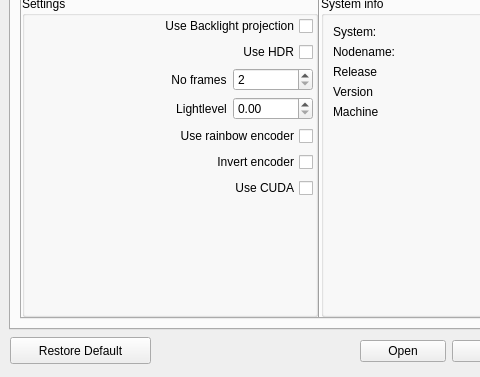
Above: src/VSA/dialogsettings.ui from jellespijker/VisionSoilAnalyzer before the change; both pictures show x 0 to 480 and y 103 to 480 of the 640 by 480 pixel window. Below: the same form after it.
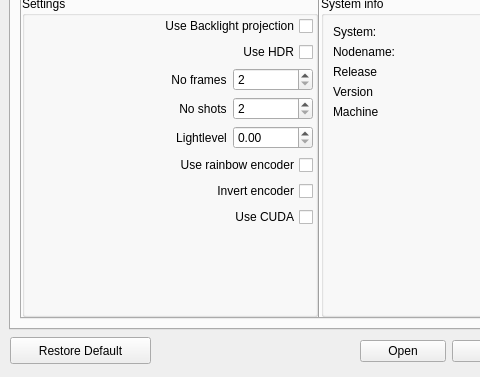
That is the form after the change. The open tabs and pages were chosen to show the change.

```diff
--- a/src/VSA/dialogsettings.ui
+++ b/src/VSA/dialogsettings.ui
@@ -257,6 +257,55 @@
                  </item>
                 </layout>
                </item>
+               <item>
+                <layout class="QHBoxLayout" name="horizontalLayout_19">
+                 <item>
+                  <spacer name="horizontalSpacer_13">
+                   <property name="orientation">
+                    <enum>Qt::Horizontal</enum>
+                   </property>
+                   <property name="sizeHint" stdset="0">
+                    <size>
+                     <width>40</width>
+                     <height>20</height>
+                    </size>
+                   </property>
+                  </spacer>
+                 </item>
+                 <item>
+                  <widget class="QLabel" name="label_nf_2">
+                   <property name="text">
+                    <string>No shots</string>
+                   </property>
+                   <property name="alignment">
+                    <set>Qt::AlignCenter</set>
+                   </property>
+                  </widget>
+                 </item>
+                 <item>
+                  <widget class="QSpinBox" name="spinBox_NoShots">
+                   <property name="sizePolicy">
+                    <sizepolicy hsizetype="Fixed" vsizetype="Fixed">
+                     <horstretch>0</horstretch>
+                     <verstretch>0</verstretch>
+                    </sizepolicy>
+                   </property>
+                   <property name="minimumSize">
+                    <size>
+                     <width>80</width>
+                     <height>0</height>
+                    </size>
+                   </property>
+                   <property name="minimum">
+                    <number>2</number>
+                   </property>
+                   <property name="maximum">
+                    <number>10</number>
+                   </property>
+                  </widget>
+                 </item>
+                </layout>
+               </item>
                <item>
                 <layout class="QHBoxLayout" name="horizontalLayout_8">
                  <item>
```
Left out of the diff: 2 changed lines with no effect on the pictures.
